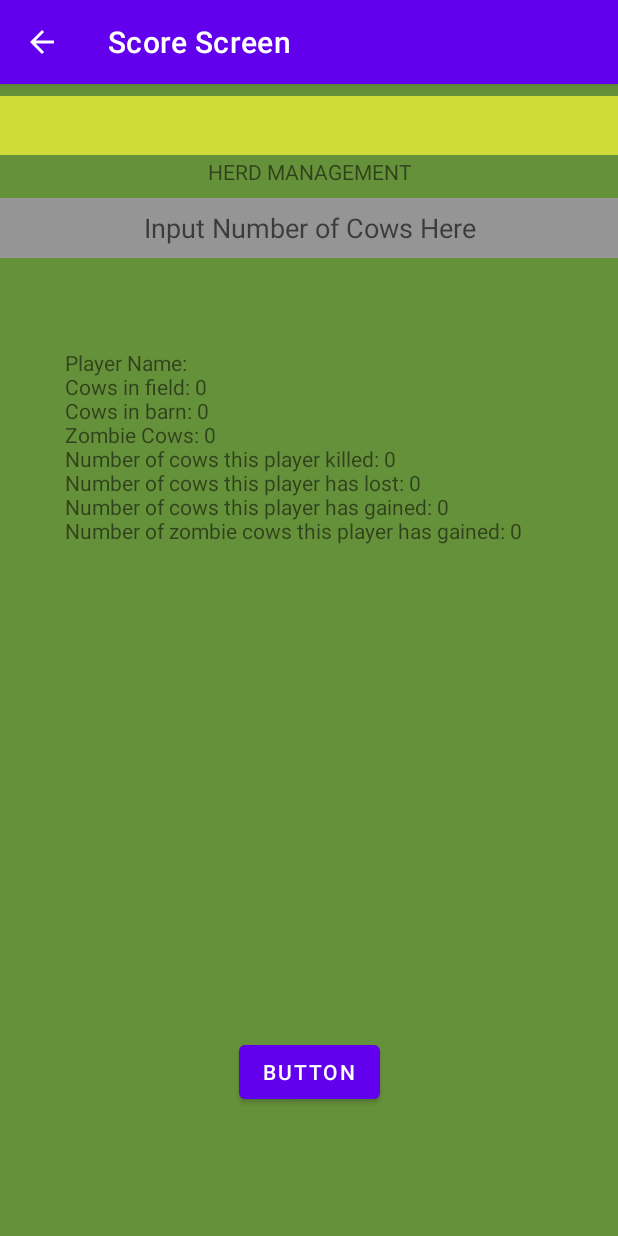
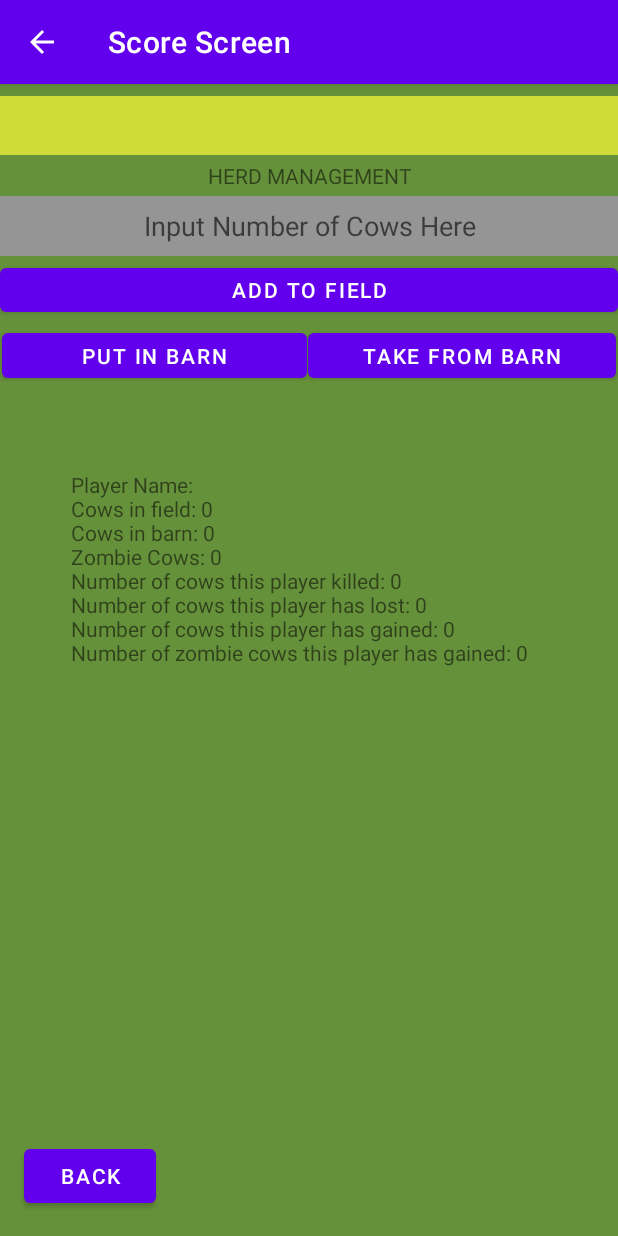
Before and after one commit to Xerminator13/Ma-Cows-Repository, an Android app: the ScoreScreen screen opened directly, with no data from a screen before it, on a phone screen of 412 x 824 dp. Run offline under Robolectric (Android 15) with nearby library versions, the phone set to English and light mode, and no system bars.

Commit message:
Full functionality for the Add To Field button

```diff
--- a/app/src/main/java/com/example/macows/ScoreScreen.java
+++ b/app/src/main/java/com/example/macows/ScoreScreen.java
@@ -11,7 +11,7 @@ import android.widget.TextView;
 import androidx.appcompat.app.AppCompatActivity;
 
 public class ScoreScreen extends AppCompatActivity {
-    private Button addToField, addToBarn, roadKill, resurrectZombieCows, church, police, cemetery, fastFood, stockTrailer, funeralHome, hospital, school, back;
+    private Button addToField, addToBarn, takeFromBarn, roadKill, resurrectZombieCows, church, police, cemetery, fastFood, stockTrailer, funeralHome, hospital, school, back;
     private EditText scoreEntry;
     private TextView playerNameLabel, numCowsInField, numCowsInBarn, numZombieCows, herdManagement, animalHusbandry, errorLabel;
 
@@ -26,10 +26,33 @@ public class ScoreScreen extends AppCompatActivity {
     private void initAllElements() {
         playerNameLabel = findViewById(R.id.playerNameLabel);
         scoreEntry = findViewById(R.id.scoreEntry);
+        addToField = findViewById(R.id.addToField);
+        addToBarn = findViewById(R.id.addToBarn);
+        takeFromBarn = findViewById(R.id.takeFromBarn);
+
+        errorLabel = findViewById(R.id.errorLabel);
         back = findViewById(R.id.scoreScreenToMainMenu);
 
         //Temporary arrangement
-        numCowsInField = findViewById(R.id.textView4);
+        numCowsInField = findViewById(R.id.errorLabel);
+
+    }
+    private boolean isInteger(String a) {
+        if (a != null) {
+            try {
+                Integer.parseInt(a);
+                return true;
+
+            } catch (Exception e) {
+                return false;
+
+            }
+
+        }
+        else {
+            return false;
+
+        }
 
     }
 
@@ -48,6 +71,33 @@ public class ScoreScreen extends AppCompatActivity {
 
         //------------------------------------------------------------------------------------------
 
+        addToField.setOnClickListener(new View.OnClickListener() {
+            public void onClick(View v) {
+                String input1 = scoreEntry.getText().toString();
+                if (isInteger(input1)) {
+                    int input2 = Integer.parseInt(input1);
+
+                    if (input2 > 0) {
+                        CommonUtils.playerList.get(CommonUtils.getCurrentPlayer() - 1).addCowsToField(input2);
+                        CommonUtils.updatePlayerPrefs(CommonUtils.playerList.get(CommonUtils.getCurrentPlayer() - 1), CommonUtils.getCurrentPlayer() - 1);
+                        errorLabel.setText(CommonUtils.formatPlayerPrefs(CommonUtils.getCurrentPlayer()));
+
+                    }
+                    else {
+                        errorLabel.setText("You cannot input a negative number of cows");
+
+                    }
+
+                }
+                else {
+                    errorLabel.setText("You did not input a whole number of cows, please try again.");
+
+                }
+
+
+            }
+
+        });
         back.setOnClickListener(new View.OnClickListener() {
             public void onClick(View v) {
                 startActivity(new Intent(ScoreScreen.this, MainMenu.class));
--- a/app/src/main/res/layout/score_screen.xml
+++ b/app/src/main/res/layout/score_screen.xml
@@ -23,7 +23,7 @@
         android:id="@+id/textView3"
         android:layout_width="wrap_content"
         android:layout_height="wrap_content"
-        android:layout_marginTop="1dp"
+        android:layout_marginTop="4dp"
         android:outlineAmbientShadowColor="#00FFFFFF"
         android:text="Herd Management"
         android:textAlignment="center"
@@ -36,7 +36,7 @@
         android:id="@+id/scoreEntry"
         android:layout_width="0dp"
         android:layout_height="40dp"
-        android:layout_marginTop="8dp"
+        android:layout_marginTop="4dp"
         android:background="#C6C6C6"
         android:backgroundTint="#959595"
         android:ems="10"
@@ -48,26 +48,56 @@
         app:layout_constraintTop_toBottomOf="@+id/textView3" />
 
     <TextView
-        android:id="@+id/textView4"
-        android:layout_width="325dp"
-        android:layout_height="388dp"
+        android:id="@+id/errorLabel"
+        android:layout_width="318dp"
+        android:layout_height="407dp"
         android:layout_marginTop="35dp"
         android:text="TextView"
         app:layout_constraintBottom_toBottomOf="parent"
         app:layout_constraintEnd_toEndOf="parent"
         app:layout_constraintStart_toStartOf="parent"
         app:layout_constraintTop_toBottomOf="@+id/scoreEntry"
-        app:layout_constraintVertical_bias="0.108" />
+        app:layout_constraintVertical_bias="0.511" />
 
     <Button
         android:id="@+id/scoreScreenToMainMenu"
         android:layout_width="wrap_content"
         android:layout_height="wrap_content"
-        android:layout_marginTop="56dp"
-        android:text="Button"
+        android:layout_marginBottom="16dp"
+        android:text="Back"
         app:layout_constraintBottom_toBottomOf="parent"
         app:layout_constraintEnd_toEndOf="parent"
+        app:layout_constraintHorizontal_bias="0.05"
+        app:layout_constraintStart_toStartOf="parent" />
+
+    <Button
+        android:id="@+id/addToBarn"
+        android:layout_width="203dp"
+        android:layout_height="42dp"
+        android:layout_marginTop="2dp"
+        android:text="Put In Barn"
+        app:layout_constraintEnd_toStartOf="@+id/takeFromBarn"
+        app:layout_constraintHorizontal_bias="0.0"
         app:layout_constraintStart_toStartOf="parent"
-        app:layout_constraintTop_toBottomOf="@+id/textView4"
-        app:layout_constraintVertical_bias="0.147" />
+        app:layout_constraintTop_toBottomOf="@+id/addToField" />
+
+    <Button
+        android:id="@+id/takeFromBarn"
+        android:layout_width="205dp"
+        android:layout_height="42dp"
+        android:layout_marginTop="2dp"
+        android:text="Take From Barn"
+        app:layout_constraintEnd_toEndOf="parent"
+        app:layout_constraintStart_toEndOf="@+id/addToBarn"
+        app:layout_constraintTop_toBottomOf="@+id/addToField" />
+
+    <Button
+        android:id="@+id/addToField"
+        android:layout_width="0dp"
+        android:layout_height="41dp"
+        android:layout_marginTop="2dp"
+        android:text="Add To Field"
+        app:layout_constraintEnd_toEndOf="parent"
+        app:layout_constraintStart_toStartOf="parent"
+        app:layout_constraintTop_toBottomOf="@+id/scoreEntry" />
 </androidx.constraintlayout.widget.ConstraintLayout>
```
